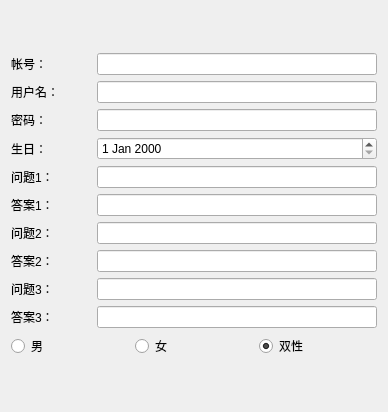
This is ui/component/ui_register_widget.ui in tonquer/JMComic-qt as Qt 5 draws it before an edit. The edited form follows.
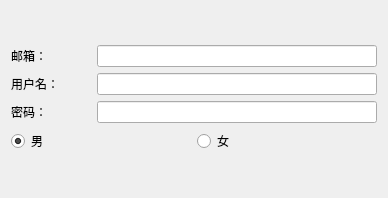
This is the edited form.

```diff
--- a/ui/component/ui_register_widget.ui
+++ b/ui/component/ui_register_widget.ui
@@ -7,7 +7,7 @@
     <x>0</x>
     <y>0</y>
     <width>388</width>
-    <height>412</height>
+    <height>198</height>
    </rect>
   </property>
   <property name="windowTitle">
@@ -16,35 +16,6 @@
   <layout class="QGridLayout" name="gridLayout_2">
    <item row="0" column="0">
     <layout class="QGridLayout" name="gridLayout">
-     <item row="18" column="1">
-      <layout class="QHBoxLayout" name="horizontalLayout_12">
-       <item>
-        <widget class="QLabel" name="question3">
-         <property name="minimumSize">
-          <size>
-           <width>80</width>
-           <height>0</height>
-          </size>
-         </property>
-         <property name="maximumSize">
-          <size>
-           <width>60</width>
-           <height>16777215</height>
-          </size>
-         </property>
-         <property name="text">
-          <string>问题3：</string>
-         </property>
-         <property name="alignment">
-          <set>Qt::AlignLeading|Qt::AlignLeft|Qt::AlignVCenter</set>
-         </property>
-        </widget>
-       </item>
-       <item>
-        <widget class="QLineEdit" name="question3Edit"/>
-       </item>
-      </layout>
-     </item>
      <item row="11" column="1">
       <layout class="QHBoxLayout" name="horizontalLayout">
        <item>
@@ -74,151 +45,6 @@
        </item>
       </layout>
      </item>
-     <item row="14" column="1">
-      <layout class="QHBoxLayout" name="horizontalLayout_17">
-       <item>
-        <widget class="QLabel" name="question1">
-         <property name="minimumSize">
-          <size>
-           <width>80</width>
-           <height>0</height>
-          </size>
-         </property>
-         <property name="maximumSize">
-          <size>
-           <width>60</width>
-           <height>16777215</height>
-          </size>
-         </property>
-         <property name="text">
-          <string>问题1：</string>
-         </property>
-         <property name="alignment">
-          <set>Qt::AlignLeading|Qt::AlignLeft|Qt::AlignVCenter</set>
-         </property>
-        </widget>
-       </item>
-       <item>
-        <widget class="QLineEdit" name="question1Edit"/>
-       </item>
-      </layout>
-     </item>
-     <item row="16" column="1">
-      <layout class="QHBoxLayout" name="horizontalLayout_14">
-       <item>
-        <widget class="QLabel" name="question2">
-         <property name="minimumSize">
-          <size>
-           <width>80</width>
-           <height>0</height>
-          </size>
-         </property>
-         <property name="maximumSize">
-          <size>
-           <width>60</width>
-           <height>16777215</height>
-          </size>
-         </property>
-         <property name="text">
-          <string>问题2：</string>
-         </property>
-         <property name="alignment">
-          <set>Qt::AlignLeading|Qt::AlignLeft|Qt::AlignVCenter</set>
-         </property>
-        </widget>
-       </item>
-       <item>
-        <widget class="QLineEdit" name="question2Edit"/>
-       </item>
-      </layout>
-     </item>
-     <item row="12" column="1">
-      <layout class="QHBoxLayout" name="horizontalLayout_19">
-       <item>
-        <widget class="QLabel" name="passwd">
-         <property name="minimumSize">
-          <size>
-           <width>80</width>
-           <height>0</height>
-          </size>
-         </property>
-         <property name="maximumSize">
-          <size>
-           <width>60</width>
-           <height>16777215</height>
-          </size>
-         </property>
-         <property name="text">
-          <string>密码：</string>
-         </property>
-         <property name="alignment">
-          <set>Qt::AlignLeading|Qt::AlignLeft|Qt::AlignVCenter</set>
-         </property>
-        </widget>
-       </item>
-       <item>
-        <widget class="QLineEdit" name="passwdEdit"/>
-       </item>
-      </layout>
-     </item>
-     <item row="19" column="1">
-      <layout class="QHBoxLayout" name="horizontalLayout_11">
-       <item>
-        <widget class="QLabel" name="answer3">
-         <property name="minimumSize">
-          <size>
-           <width>80</width>
-           <height>0</height>
-          </size>
-         </property>
-         <property name="maximumSize">
-          <size>
-           <width>60</width>
-           <height>16777215</height>
-          </size>
-         </property>
-         <property name="text">
-          <string>答案3：</string>
-         </property>
-         <property name="alignment">
-          <set>Qt::AlignLeading|Qt::AlignLeft|Qt::AlignVCenter</set>
-         </property>
-        </widget>
-       </item>
-       <item>
-        <widget class="QLineEdit" name="answer3Edit"/>
-       </item>
-      </layout>
-     </item>
-     <item row="17" column="1">
-      <layout class="QHBoxLayout" name="horizontalLayout_13">
-       <item>
-        <widget class="QLabel" name="answer2">
-         <property name="minimumSize">
-          <size>
-           <width>80</width>
-           <height>0</height>
-          </size>
-         </property>
-         <property name="maximumSize">
-          <size>
-           <width>60</width>
-           <height>16777215</height>
-          </size>
-         </property>
-         <property name="text">
-          <string>答案2：</string>
-         </property>
-         <property name="alignment">
-          <set>Qt::AlignLeading|Qt::AlignLeft|Qt::AlignVCenter</set>
-         </property>
-        </widget>
-       </item>
-       <item>
-        <widget class="QLineEdit" name="answer2Edit"/>
-       </item>
-      </layout>
-     </item>
      <item row="10" column="1">
       <layout class="QHBoxLayout" name="horizontalLayout_3">
        <item>
@@ -239,7 +65,7 @@
           <enum>Qt::LeftToRight</enum>
          </property>
          <property name="text">
-          <string>帐号：</string>
+          <string>邮箱：</string>
          </property>
          <property name="alignment">
           <set>Qt::AlignLeading|Qt::AlignLeft|Qt::AlignVCenter</set>
@@ -258,10 +84,10 @@
        </item>
       </layout>
      </item>
-     <item row="15" column="1">
-      <layout class="QHBoxLayout" name="horizontalLayout_15">
+     <item row="12" column="1">
+      <layout class="QHBoxLayout" name="horizontalLayout_19">
        <item>
-        <widget class="QLabel" name="answer1">
+        <widget class="QLabel" name="passwd">
          <property name="minimumSize">
           <size>
            <width>80</width>
@@ -275,7 +101,7 @@
           </size>
          </property>
          <property name="text">
-          <string>答案1：</string>
+          <string>密码：</string>
          </property>
          <property name="alignment">
           <set>Qt::AlignLeading|Qt::AlignLeft|Qt::AlignVCenter</set>
@@ -283,37 +109,17 @@
         </widget>
        </item>
        <item>
-        <widget class="QLineEdit" name="answer1Edit"/>
+        <widget class="QLineEdit" name="passwdEdit"/>
        </item>
       </layout>
      </item>
-     <item row="20" column="1">
+     <item row="13" column="1">
       <layout class="QHBoxLayout" name="horizontalLayout_10">
        <item>
         <widget class="QRadioButton" name="gender_m">
          <property name="text">
           <string>男</string>
          </property>
-         <attribute name="buttonGroup">
-          <string notr="true">buttonGroup</string>
-         </attribute>
-        </widget>
-       </item>
-       <item>
-        <widget class="QRadioButton" name="gender_f">
-         <property name="text">
-          <string>女</string>
-         </property>
-         <attribute name="buttonGroup">
-          <string notr="true">buttonGroup</string>
-         </attribute>
-        </widget>
-       </item>
-       <item>
-        <widget class="QRadioButton" name="gender_bot">
-         <property name="text">
-          <string>双性</string>
-         </property>
          <property name="checked">
           <bool>true</bool>
          </property>
@@ -322,35 +128,16 @@
          </attribute>
         </widget>
        </item>
-      </layout>
-     </item>
-     <item row="13" column="1">
-      <layout class="QHBoxLayout" name="horizontalLayout_18">
        <item>
-        <widget class="QLabel" name="birthday">
-         <property name="minimumSize">
-          <size>
-           <width>80</width>
-           <height>0</height>
-          </size>
-         </property>
-         <property name="maximumSize">
-          <size>
-           <width>60</width>
-           <height>16777215</height>
-          </size>
-         </property>
+        <widget class="QRadioButton" name="gender_Female">
          <property name="text">
-          <string>生日：</string>
+          <string>女</string>
          </property>
-         <property name="alignment">
-          <set>Qt::AlignLeading|Qt::AlignLeft|Qt::AlignVCenter</set>
-         </property>
+         <attribute name="buttonGroup">
+          <string notr="true">buttonGroup</string>
+         </attribute>
         </widget>
        </item>
-       <item>
-        <widget class="QDateEdit" name="birthdayEdit"/>
-       </item>
       </layout>
      </item>
     </layout>
```
Left out of the diff: 14 changed lines with no effect on the pictures.
